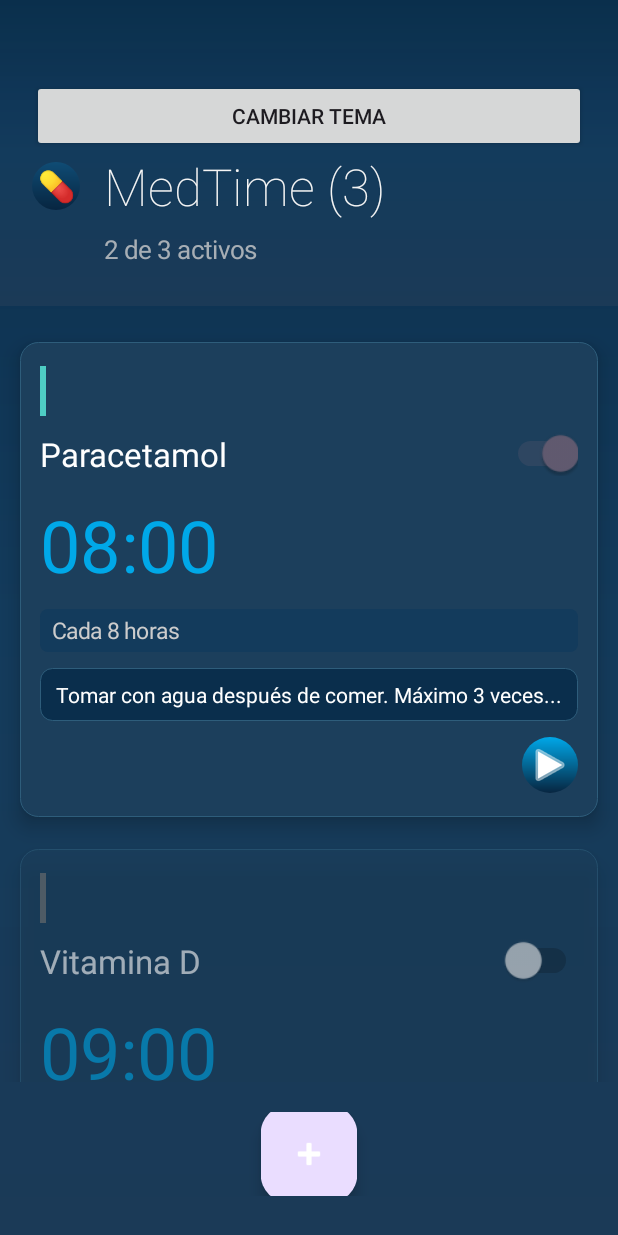
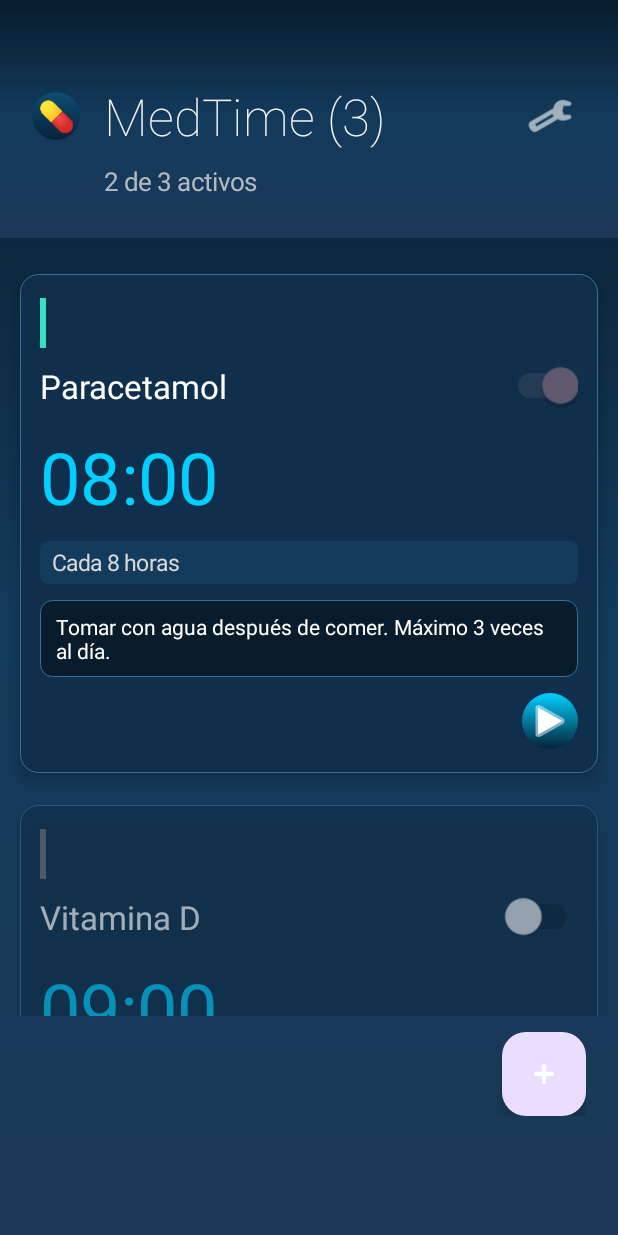
Before and after one commit to franciscois16/medtime_kotlin2, an Android app: the screen it shows after launch (MainActivity), on a phone screen of 412 x 824 dp. Run offline under Robolectric (Android 15) with nearby library versions, the phone set to English and light mode, and no system bars.

Commit message:
mejoras de IU

```diff
--- a/app/src/main/java/com/franciscois/medtime_kotlin/MainActivity.kt
+++ b/app/src/main/java/com/franciscois/medtime_kotlin/MainActivity.kt
@@ -115,10 +115,35 @@ class MainActivity : AppCompatActivity() {
             LinearLayout.LayoutParams.MATCH_PARENT, 0, 1f
         ))
 
+        // FAB ahora en posición fija inferior
         val fabContainer = createPremiumFAB()
         mainLayout.addView(fabContainer)
 
         setContentView(mainLayout)
+    }
+
+    private fun mostrarMenuOpciones() {
+        val opciones = arrayOf(
+            "Cambiar tema",
+            "Reprogramar alarmas",
+            if (mostrarSoloActivos) "Mostrar todos" else "Solo activos",
+            "Estadísticas",
+            "Configuración"
+        )
+
+        AlertDialog.Builder(this, android.R.style.Theme_Material_Light_Dialog)
+            .setTitle("Opciones")
+            .setItems(opciones) { _, which ->
+                when (which) {
+                    0 -> mostrarSelectorTemas()
+                    1 -> reprogramarTodasLasAlarmas()
+                    2 -> toggleFiltroActivos()
+                    3 -> mostrarEstadisticas()
+                    4 -> abrirConfiguracion()
+                }
+            }
+            .setNegativeButton("Cancelar", null)
+            .show()
     }
 
     private fun createPremiumHeader(): LinearLayout {
@@ -127,13 +152,7 @@ class MainActivity : AppCompatActivity() {
             setPadding(32, 80, 32, 40)
             background = createHeaderBackground()
             elevation = 8f
-
         }
-        val btnTema = Button(this).apply {
-            text = "Cambiar Tema"
-            setOnClickListener { mostrarSelectorTemas() }
-        }
-        headerLayout.addView(btnTema)
 
         val titleContainer = LinearLayout(this).apply {
             orientation = LinearLayout.HORIZONTAL
@@ -151,6 +170,16 @@ class MainActivity : AppCompatActivity() {
             setShadowLayer(1f, 0f, 1f, Color.parseColor("#10000000"))
         }
         titleContainer.addView(headerTitle, LinearLayout.LayoutParams(0, LinearLayout.LayoutParams.WRAP_CONTENT, 1f))
+
+        // Botón de configuración (tuerca/settings)
+        val settingsButton = ImageButton(this).apply {
+            setImageResource(android.R.drawable.ic_menu_manage) // Ícono de tuerca/settings
+            setBackgroundColor(Color.TRANSPARENT)
+            setColorFilter(themeManager.getTextPrimaryColor())
+            setPadding(12, 12, 12, 12)
+            setOnClickListener { mostrarMenuOpciones() }
+        }
+        titleContainer.addView(settingsButton)
 
         headerLayout.addView(titleContainer)
 
@@ -261,7 +290,7 @@ class MainActivity : AppCompatActivity() {
     private fun createPremiumFAB(): FrameLayout {
         val fabFrame = FrameLayout(this).apply {
             setBackgroundColor(Color.TRANSPARENT)
-            setPadding(40, 30, 40, 40)
+            setPadding(24, 16, 32, 120) // Más padding inferior para evitar botones de navegación
         }
 
         fab = FloatingActionButton(this).apply {
@@ -269,15 +298,13 @@ class MainActivity : AppCompatActivity() {
             background = createFABBackground()
             imageTintList = android.content.res.ColorStateList.valueOf(Color.WHITE)
             elevation = 16f
-            scaleX = 1.15f
-            scaleY = 1.15f
             setOnClickListener { abrirAgregarMedicamento() }
         }
 
         val fabLayoutParams = FrameLayout.LayoutParams(
             FrameLayout.LayoutParams.WRAP_CONTENT,
             FrameLayout.LayoutParams.WRAP_CONTENT,
-            Gravity.CENTER_HORIZONTAL
+            Gravity.END or Gravity.BOTTOM
         )
         fabFrame.addView(fab, fabLayoutParams)
 
--- a/app/src/main/java/com/franciscois/medtime_kotlin/adapters/MedicationAdapter.kt
+++ b/app/src/main/java/com/franciscois/medtime_kotlin/adapters/MedicationAdapter.kt
@@ -72,8 +72,7 @@ class MedicationAdapter(
             nombreText = TextView(context).apply {
                 textSize = 22f
                 setTextColor(themeManager.getTextPrimaryColor())
-                maxLines = 1
-                ellipsize = android.text.TextUtils.TruncateAt.END
+                setSingleLine(false) // mostrar varias líneas
             }
             headerLayout.addView(nombreText, LinearLayout.LayoutParams(0, ViewGroup.LayoutParams.WRAP_CONTENT, 1f))
 
@@ -122,8 +121,7 @@ class MedicationAdapter(
             notasText = TextView(context).apply {
                 textSize = 14f
                 setTextColor(themeManager.getTextPrimaryColor())
-                maxLines = 1
-                ellipsize = android.text.TextUtils.TruncateAt.END
+                setSingleLine(false) // mostrar varias líneas
                 setPadding(16, 12, 16, 12)
                 background = android.graphics.drawable.GradientDrawable().apply {
                     setColor(themeManager.getBackgroundColor())
@@ -175,10 +173,8 @@ class MedicationAdapter(
         }
 
         if (medicamento.notas.isNotEmpty()) {
-            val notasCortas = if (medicamento.notas.length > 50) {
-                "${medicamento.notas.take(47)}..."
-            } else medicamento.notas
-            holder.notasText.text = notasCortas
+            // mostrar todo el texto de las notas sin recortarlo
+            holder.notasText.text = medicamento.notas
             holder.notasText.visibility = View.VISIBLE
         } else {
             holder.notasText.visibility = View.GONE
--- a/app/src/main/java/com/franciscois/medtime_kotlin/utils/ThemeManager.kt
+++ b/app/src/main/java/com/franciscois/medtime_kotlin/utils/ThemeManager.kt
@@ -43,136 +43,136 @@ class ThemeManager private constructor(context: Context) {
 
     // Temas disponibles inspirados en paletas frías
     private val availableThemes = listOf(
-        // 🌊 Océano Profundo (estilo navy intenso)
+        // 🌊 Océano Profundo (azules con más contraste)
         AppTheme(
             name = "Océano Profundo",
             primary = "#0F4C75",
-            primaryDark = "#072540",
-            secondary = "#3282B8",
-            background = "#0A2E4C",       // Azul marino oscuro
+            primaryDark = "#062238",
+            secondary = "#3FA9F5",
+            background = "#081C2C",         // Más oscuro que antes
             backgroundSecondary = "#133B5C",
-            surface = "#1B3A57",
+            surface = "#1A3857",
             onPrimary = "#FFFFFF",
             onBackground = "#F5F5F5",
             onSurface = "#E0E0E0",
-            accent = "#00A8E8",
-            warning = "#FF6B6B",
-            success = "#4ECDC4",
+            accent = "#00CFFF",             // Más brillante
+            warning = "#FF5A5A",
+            success = "#36E0C2",
             textPrimary = "#FFFFFF",
-            textSecondary = "#CCCCCC",
-            textHint = "#999999",
-            cardBackground = "#1C3F5C",
-            divider = "#2E5D7B"
+            textSecondary = "#D9D9D9",
+            textHint = "#AAAAAA",
+            cardBackground = "#102F4C",
+            divider = "#357099"
         ),
 
-        // 🌲 Bosque Místico (oscuro, natural)
+        // 🌲 Bosque Místico (verdes más notorios)
         AppTheme(
             name = "Bosque Místico",
             primary = "#2D4A22",
-            primaryDark = "#182C13",
-            secondary = "#4A7C59",
-            background = "#1B2E1A",       // Verde bosque profundo
-            backgroundSecondary = "#233D24",
-            surface = "#2E4B32",
+            primaryDark = "#111F0E",
+            secondary = "#5FA36F",
+            background = "#121E12",         // Más profundo
+            backgroundSecondary = "#1F3221",
+            surface = "#29442D",
             onPrimary = "#FFFFFF",
             onBackground = "#F0F0F0",
             onSurface = "#E0E0E0",
-            accent = "#6A994E",
-            warning = "#F77F00",
-            success = "#52B788",
+            accent = "#88CC66",             // Verde más vivo
+            warning = "#FF8C1A",
+            success = "#4CD889",
             textPrimary = "#FFFFFF",
-            textSecondary = "#CCCCCC",
+            textSecondary = "#DDDDDD",
             textHint = "#AAAAAA",
-            cardBackground = "#324C3A",
-            divider = "#405A46"
+            cardBackground = "#243926",
+            divider = "#3D5C41"
         ),
 
-        // 🌌 Lavanda Nocturna (morado intenso)
+        // 🌌 Lavanda Nocturna (morado con mayor saturación)
         AppTheme(
             name = "Lavanda Nocturna",
-            primary = "#6B5B95",
-            primaryDark = "#3E2F5A",
-            secondary = "#88689A",
-            background = "#2E1B47",       // Violeta oscuro
-            backgroundSecondary = "#3A2556",
-            surface = "#463261",
+            primary = "#7B68EE",
+            primaryDark = "#2A1C4F",
+            secondary = "#9B72CF",
+            background = "#1C1033",         // Más oscuro
+            backgroundSecondary = "#2E1B47",
+            surface = "#3B275C",
             onPrimary = "#FFFFFF",
             onBackground = "#F5F5F5",
             onSurface = "#E0E0E0",
-            accent = "#BB86FC",
-            warning = "#E74C3C",
-            success = "#27AE60",
+            accent = "#CBA6FF",             // Más brillante
+            warning = "#FF3B3B",
+            success = "#2ECC71",
             textPrimary = "#FFFFFF",
-            textSecondary = "#CCCCCC",
+            textSecondary = "#D6CBE3",
             textHint = "#AAAAAA",
-            cardBackground = "#3C2A55",
-            divider = "#5A4377"
+            cardBackground = "#2A1C44",
+            divider = "#5C3F77"
         ),
 
-        // 🧊 Glaciar (azul frío oscuro)
+        // 🧊 Glaciar (azules fríos más claros)
         AppTheme(
             name = "Glaciar",
-            primary = "#4A90A4",
-            primaryDark = "#285566",
-            secondary = "#5AA3B8",
-            background = "#1B2C34",       // Azul glaciar oscuro
-            backgroundSecondary = "#233C47",
-            surface = "#2E4A56",
+            primary = "#5AB6D0",
+            primaryDark = "#123844",
+            secondary = "#73C2E1",
+            background = "#0E1D23",         // Más profundo
+            backgroundSecondary = "#1E3A45",
+            surface = "#2D4954",
             onPrimary = "#FFFFFF",
             onBackground = "#F0F0F0",
-            onSurface = "#DDDDDD",
-            accent = "#7DCED0",
-            warning = "#E67E22",
-            success = "#16A085",
+            onSurface = "#E0E0E0",
+            accent = "#96E8EB",             // Celeste brillante
+            warning = "#FF8C42",
+            success = "#1ABC9C",
             textPrimary = "#FFFFFF",
-            textSecondary = "#CCCCCC",
+            textSecondary = "#DDEDED",
             textHint = "#AAAAAA",
-            cardBackground = "#2F4C58",
-            divider = "#3F6271"
+            cardBackground = "#183943",
+            divider = "#3C6271"
         ),
 
-        // 🌅 Crepúsculo (marrón y dorado intenso)
+        // 🌅 Crepúsculo (marrón-dorado más intenso)
         AppTheme(
             name = "Crepúsculo",
-            primary = "#8B7355",
-            primaryDark = "#5E4631",
-            secondary = "#A08B7A",
-            background = "#3B1F1A",       // Marrón oscuro
-            backgroundSecondary = "#4E2C25",
-            surface = "#5C3A2E",
+            primary = "#B8860B",
+            primaryDark = "#402810",
+            secondary = "#C4976A",
+            background = "#2A120A",         // Mucho más oscuro
+            backgroundSecondary = "#3E1E15",
+            surface = "#543626",
             onPrimary = "#FFFFFF",
             onBackground = "#FAFAFA",
             onSurface = "#E0E0E0",
-            accent = "#EBA83A",
-            warning = "#D35400",
-            success = "#229954",
+            accent = "#FFB84D",             // Dorado vivo
+            warning = "#FF6B00",
+            success = "#2ECC71",
             textPrimary = "#FFFFFF",
-            textSecondary = "#DDDDDD",
+            textSecondary = "#E8D5C1",
             textHint = "#AAAAAA",
-            cardBackground = "#533025",
+            cardBackground = "#361D12",
             divider = "#6E4B3F"
         ),
 
-        // ⚫ Minimalista (gris carbón)
+        // ⚫ Minimalista (gris carbón con contraste marcado)
         AppTheme(
             name = "Minimalista",
             primary = "#2C3E50",
-            primaryDark = "#1B2631",
-            secondary = "#34495E",
-            background = "#121212",       // Gris carbón
-            backgroundSecondary = "#1E1E1E",
+            primaryDark = "#0D1117",
+            secondary = "#4B637A",
+            background = "#0A0A0A",         // Más oscuro que antes
+            backgroundSecondary = "#1C1C1C",
             surface = "#2C2C2C",
             onPrimary = "#FFFFFF",
-            onBackground = "#EAEAEA",
+            onBackground = "#F5F5F5",
             onSurface = "#D0D0D0",
-            accent = "#5D6D7E",
-            warning = "#E74C3C",
-            success = "#27AE60",
+            accent = "#85929E",             // Gris azulado claro
+            warning = "#FF4D4D",
+            success = "#33CC66",
             textPrimary = "#FFFFFF",
-            textSecondary = "#BBBBBB",
+            textSecondary = "#CCCCCC",
             textHint = "#888888",
-            cardBackground = "#242424",
-            divider = "#3C3C3C"
+            cardBackground = "#1A1A1A",
+            divider = "#3D3D3D"
         )
     )
 
```
